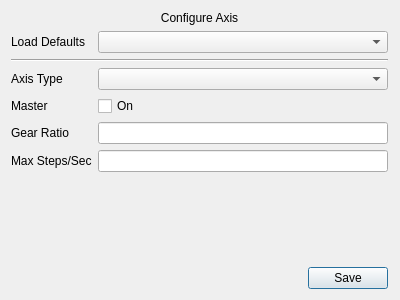
Qt form Graffik/gui/film/OMAxisFilmOptions/omaxisfilmoptionsdialog.ui (DynamicPerception/Graffik_Legacy) before a commit.
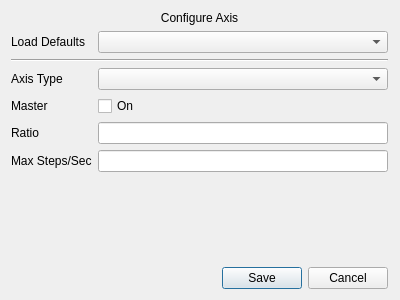
The same form after that commit.

What changed in the file:
```diff
--- a/Graffik/gui/film/OMAxisFilmOptions/omaxisfilmoptionsdialog.ui
+++ b/Graffik/gui/film/OMAxisFilmOptions/omaxisfilmoptionsdialog.ui
@@ -22,7 +22,7 @@
         <enum>Qt::Horizontal</enum>
        </property>
        <property name="standardButtons">
-        <set>QDialogButtonBox::Save</set>
+        <set>QDialogButtonBox::Cancel|QDialogButtonBox::Save</set>
        </property>
       </widget>
      </item>
@@ -53,7 +53,7 @@
      <item row="5" column="0">
       <widget class="QLabel" name="label_3">
        <property name="text">
-        <string>Gear Ratio</string>
+        <string>Ratio</string>
        </property>
       </widget>
      </item>
```
